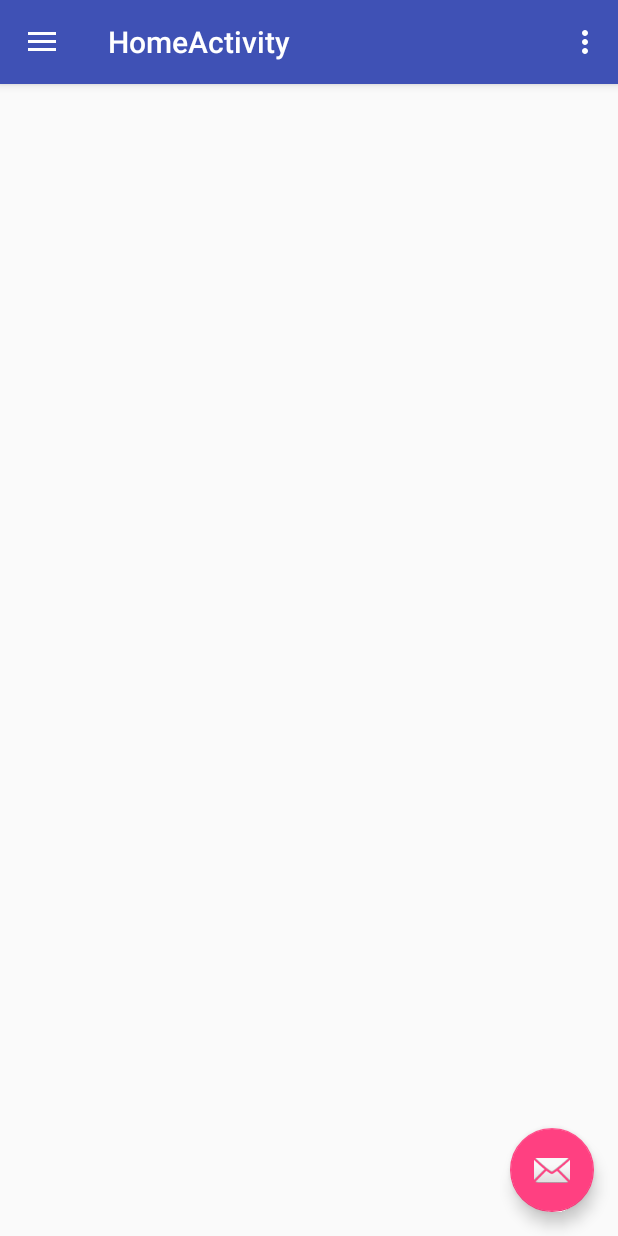
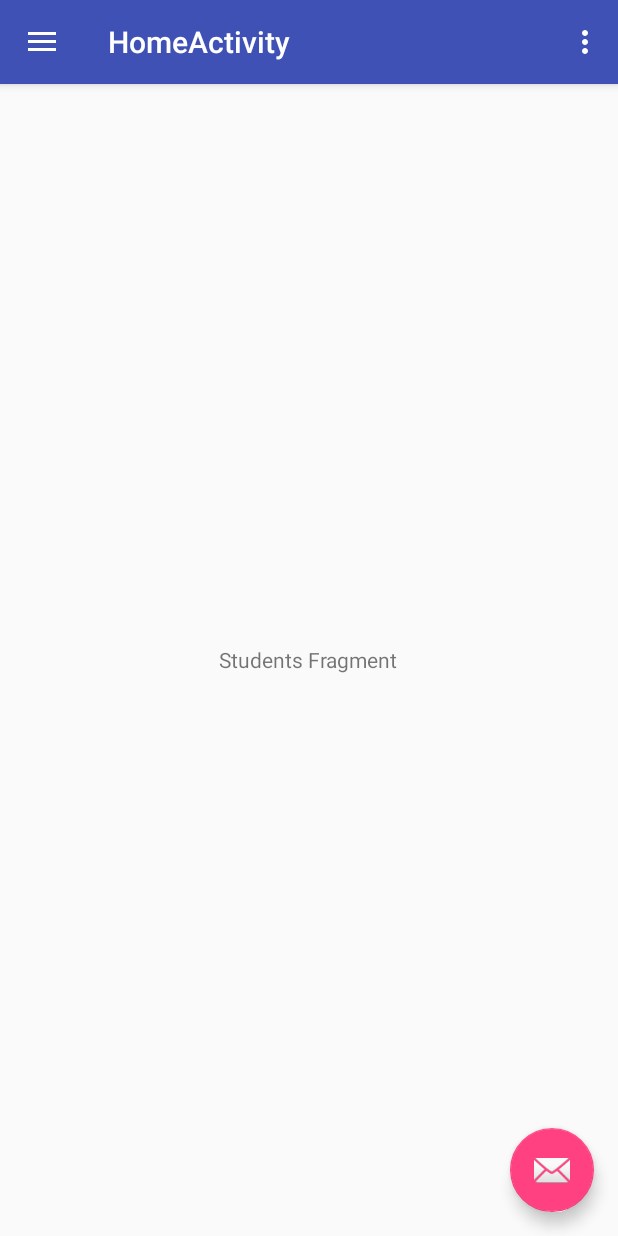
Before and after one commit to tanzeelmarwat/ITLinker, an Android app: the HomeActivity screen opened directly, with no data from a screen before it, on a phone screen of 412 x 824 dp. Run offline under Robolectric (Android 15) with nearby library versions, the phone set to English and light mode, and no system bars.

Commit message:
Home Activity Created. Students Fragment Created and loaded into Home Activity

```diff
--- a/app/build.gradle
+++ b/app/build.gradle
@@ -27,4 +27,7 @@ dependencies {
     testImplementation 'junit:junit:4.12'
     androidTestImplementation 'com.android.support.test:runner:1.0.1'
     androidTestImplementation 'com.android.support.test.espresso:espresso-core:3.0.2'
+
+    // Third party library for showing images inside circle
+    implementation 'de.hdodenhof:circleimageview:2.1.0'
 }
--- a/app/src/main/java/com/tanzeelmarwat/itlinker/utils/Constants.java
+++ b/app/src/main/java/com/tanzeelmarwat/itlinker/utils/Constants.java
@@ -2,4 +2,5 @@ package com.tanzeelmarwat.itlinker.utils;
 
 public class Constants {
     public static final int DELAY_INTERVAL = 3000; // 3 sec
+    public static String FRAGMENT_STUDENTS = "StudentsFragment";
 }
--- a/app/src/main/java/com/tanzeelmarwat/itlinker/views/HomeActivity.java
+++ b/app/src/main/java/com/tanzeelmarwat/itlinker/views/HomeActivity.java
@@ -3,6 +3,7 @@ package com.tanzeelmarwat.itlinker.views;
 import android.os.Bundle;
 import android.support.design.widget.FloatingActionButton;
 import android.support.design.widget.Snackbar;
+import android.support.v4.app.FragmentTransaction;
 import android.view.View;
 import android.support.design.widget.NavigationView;
 import android.support.v4.view.GravityCompat;
@@ -14,6 +15,7 @@ import android.view.Menu;
 import android.view.MenuItem;
 
 import com.tanzeelmarwat.itlinker.R;
+import com.tanzeelmarwat.itlinker.utils.Constants;
 
 public class HomeActivity extends AppCompatActivity
         implements NavigationView.OnNavigationItemSelectedListener {
@@ -39,6 +41,12 @@ public class HomeActivity extends AppCompatActivity
                 this, drawer, toolbar, R.string.navigation_drawer_open, R.string.navigation_drawer_close);
         drawer.addDrawerListener(toggle);
         toggle.syncState();
+
+        StudentsFragment studentsFragment = new StudentsFragment();
+        FragmentTransaction fragmentTransaction = getSupportFragmentManager().beginTransaction();
+        fragmentTransaction.replace(R.id.container_home, studentsFragment, Constants.FRAGMENT_STUDENTS);
+        fragmentTransaction.commitAllowingStateLoss();
+        getSupportFragmentManager().executePendingTransactions();
 
         NavigationView navigationView = (NavigationView) findViewById(R.id.nav_view);
         navigationView.setNavigationItemSelectedListener(this);
--- a/app/src/main/java/com/tanzeelmarwat/itlinker/views/SplashActivity.java
+++ b/app/src/main/java/com/tanzeelmarwat/itlinker/views/SplashActivity.java
@@ -24,6 +24,6 @@ public class SplashActivity extends AppCompatActivity {
                 startActivity(intent);
                 finish();
             }
-        }, Constants.DELAY_INTERVAL);
+        }, 5000);
     }
 }
--- /dev/null
+++ b/app/src/main/java/com/tanzeelmarwat/itlinker/views/StudentsFragment.java
@@ -0,0 +1,66 @@
+package com.tanzeelmarwat.itlinker.views;
+
+
+import android.os.Bundle;
+import android.support.v4.app.Fragment;
+import android.view.LayoutInflater;
+import android.view.View;
+import android.view.ViewGroup;
+
+import com.tanzeelmarwat.itlinker.R;
+
+/**
+ * A simple {@link Fragment} subclass.
+ * Use the {@link StudentsFragment#newInstance} factory method to
+ * create an instance of this fragment.
+ */
+public class StudentsFragment extends Fragment {
+    // TODO: Rename parameter arguments, choose names that match
+    // the fragment initialization parameters, e.g. ARG_ITEM_NUMBER
+    private static final String ARG_PARAM1 = "param1";
+    private static final String ARG_PARAM2 = "param2";
+
+    // TODO: Rename and change types of parameters
+    private String mParam1;
+    private String mParam2;
+
+
+    public StudentsFragment() {
+        // Required empty public constructor
+    }
+
+    /**
+     * Use this factory method to create a new instance of
+     * this fragment using the provided parameters.
+     *
+     * @param param1 Parameter 1.
+     * @param param2 Parameter 2.
+     * @return A new instance of fragment StudentsFragment.
+     */
+    // TODO: Rename and change types and number of parameters
+    public static StudentsFragment newInstance(String param1, String param2) {
+        StudentsFragment fragment = new StudentsFragment();
+        Bundle args = new Bundle();
+        args.putString(ARG_PARAM1, param1);
+        args.putString(ARG_PARAM2, param2);
+        fragment.setArguments(args);
+        return fragment;
+    }
+
+    @Override
+    public void onCreate(Bundle savedInstanceState) {
+        super.onCreate(savedInstanceState);
+        if (getArguments() != null) {
+            mParam1 = getArguments().getString(ARG_PARAM1);
+            mParam2 = getArguments().getString(ARG_PARAM2);
+        }
+    }
+
+    @Override
+    public View onCreateView(LayoutInflater inflater, ViewGroup container,
+                             Bundle savedInstanceState) {
+        // Inflate the layout for this fragment
+        return inflater.inflate(R.layout.fragment_students, container, false);
+    }
+
+}
--- a/app/src/main/res/layout/content_home.xml
+++ b/app/src/main/res/layout/content_home.xml
@@ -2,6 +2,7 @@
 <android.support.constraint.ConstraintLayout xmlns:android="http://schemas.android.com/apk/res/android"
     xmlns:app="http://schemas.android.com/apk/res-auto"
     xmlns:tools="http://schemas.android.com/tools"
+    android:id="@+id/container_home"
     android:layout_width="match_parent"
     android:layout_height="match_parent"
     app:layout_behavior="@string/appbar_scrolling_view_behavior"
--- /dev/null
+++ b/app/src/main/res/layout/fragment_students.xml
@@ -0,0 +1,15 @@
+<?xml version="1.0" encoding="utf-8"?>
+<RelativeLayout xmlns:android="http://schemas.android.com/apk/res/android"
+    xmlns:tools="http://schemas.android.com/tools"
+    android:layout_width="match_parent"
+    android:layout_height="match_parent"
+    tools:context=".views.StudentsFragment">
+
+    <!-- TODO: Update blank fragment layout -->
+    <TextView
+        android:layout_width="wrap_content"
+        android:layout_height="wrap_content"
+        android:layout_centerInParent="true"
+        android:text="@string/students_fragment" />
+
+</RelativeLayout>
--- a/app/src/main/res/values/strings.xml
+++ b/app/src/main/res/values/strings.xml
@@ -29,4 +29,6 @@
     <string name="nav_header_desc">Navigation header</string>
     <string name="action_settings">Settings</string>
 
+    <string name="students_fragment">Students Fragment</string>
+
 </resources>
```
